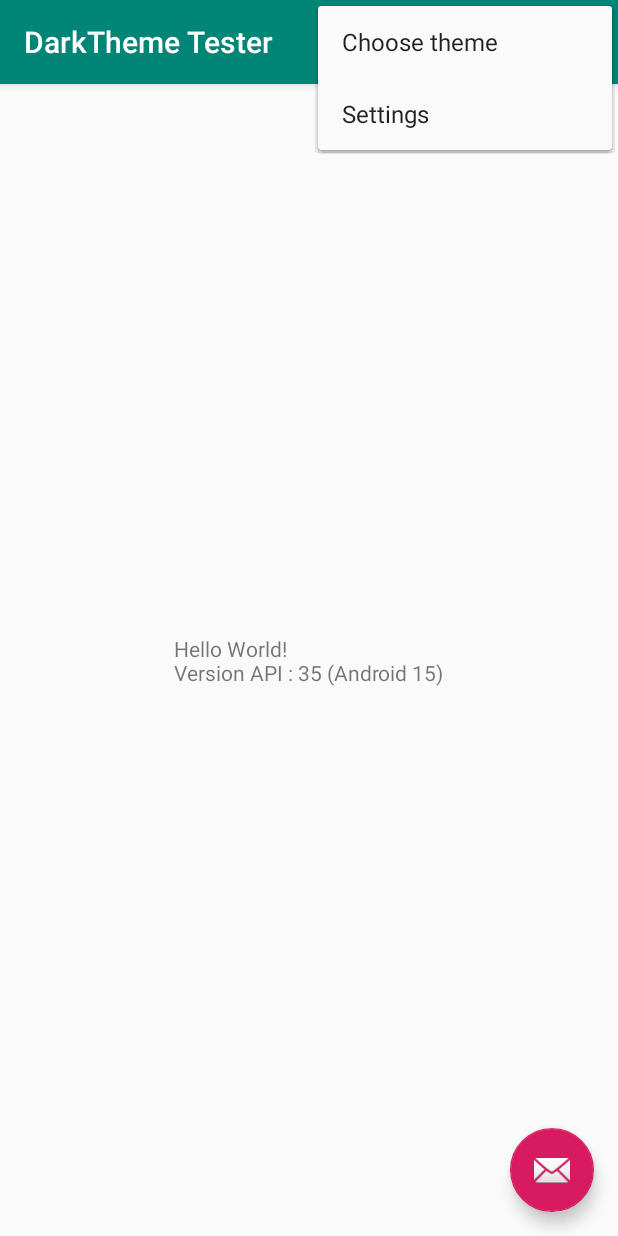
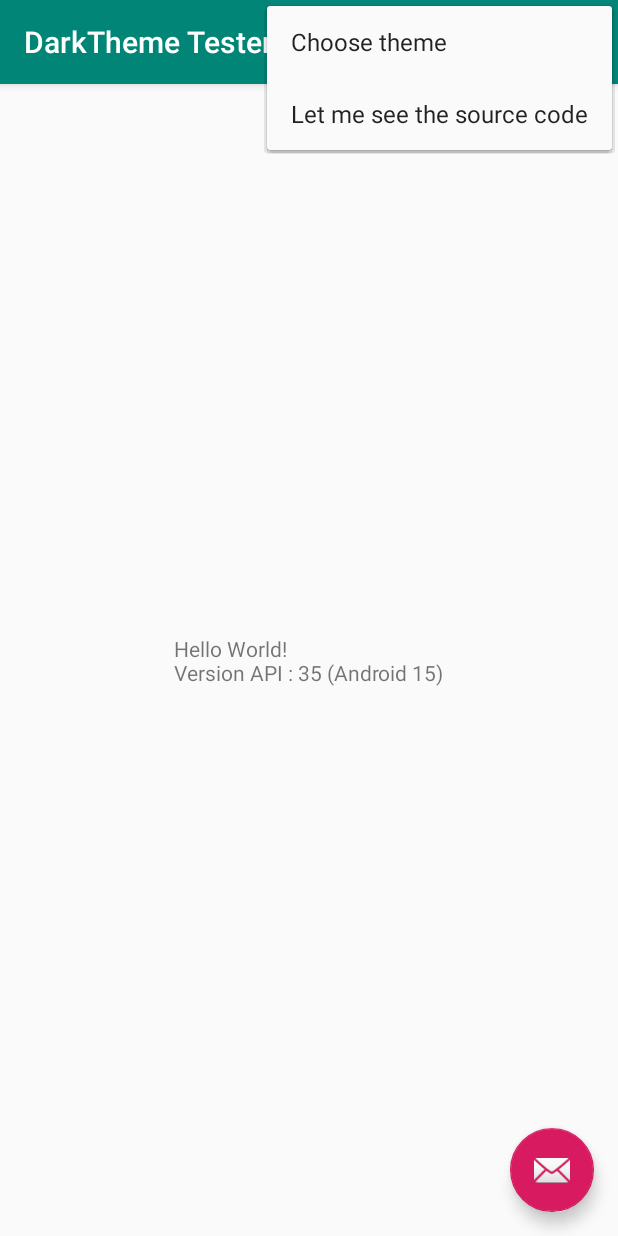
Before and after one commit to ghusta/android-dark-theme-tester, an Android app: the screen it shows after launch (MainActivity), with the options menu open, on a phone screen of 412 x 824 dp. Run offline under Robolectric (Android 15) with nearby library versions, the phone set to English and light mode, and no system bars.

Commit message:
Add menu item : open link to GitHub Project

```diff
--- a/app/src/main/res/menu/menu_main.xml
+++ b/app/src/main/res/menu/menu_main.xml
@@ -7,10 +7,15 @@
         android:id="@+id/action_settings"
         android:orderInCategory="100"
         android:title="@string/action_settings"
+        android:visible="false"
         app:showAsAction="never" />
 
     <item
         android:id="@+id/action_choose_theme"
         android:title="@string/action_choose_theme" />
 
+    <item
+        android:id="@+id/action_open_github_project"
+        android:title="@string/action_open_github_project" />
+
 </menu>
--- a/app/src/main/res/values/strings.xml
+++ b/app/src/main/res/values/strings.xml
@@ -2,6 +2,7 @@
     <string name="app_name">DarkTheme Tester</string>
     <string name="action_settings">Settings</string>
     <string name="action_choose_theme">Choose theme</string>
+    <string name="action_open_github_project">Let me see the source code</string>
 
     <string name="choice_light_mode">Light</string>
     <string name="choice_dark_mode">Dark</string>
```
Also changed, not shown: app/src/main/java/fr/husta/android/dark_theme_tester/MainActivity.kt (+22 -0 lines).
